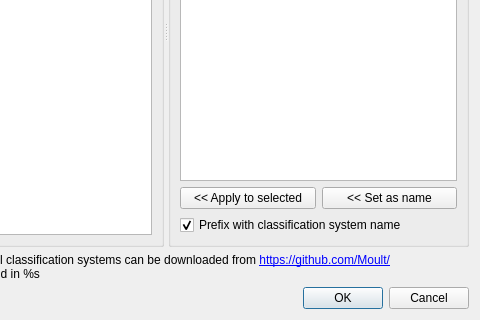
Old version of the form src/Mod/BIM/Resources/ui/dialogClassification.ui in the repository snorkel-marlin-repos/FreeCAD_FreeCAD_pr_20321_76a5ccc0-8c20-4db8-a558-6ca29d920c17; both pictures show x 149 to 629 and y 196 to 516 of the 629 by 516 pixel window.
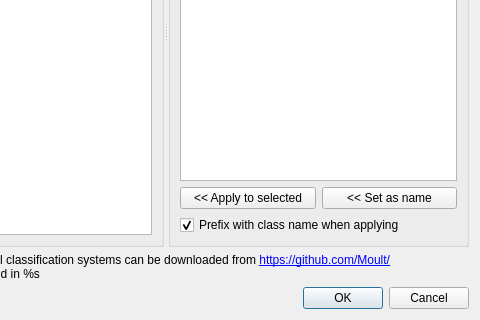
New version of the form. Icons and pictures are not drawn.

What changed in the file:
```diff
--- a/src/Mod/BIM/Resources/ui/dialogClassification.ui
+++ b/src/Mod/BIM/Resources/ui/dialogClassification.ui
@@ -195,7 +195,7 @@
        <item>
         <widget class="QCheckBox" name="checkPrefix">
          <property name="text">
-          <string>Prefix with classification system name</string>
+          <string>Prefix with class name when applying</string>
          </property>
          <property name="checked">
           <bool>true</bool>
```
Left out of the diff: 44 changed lines with no effect on the pictures.
